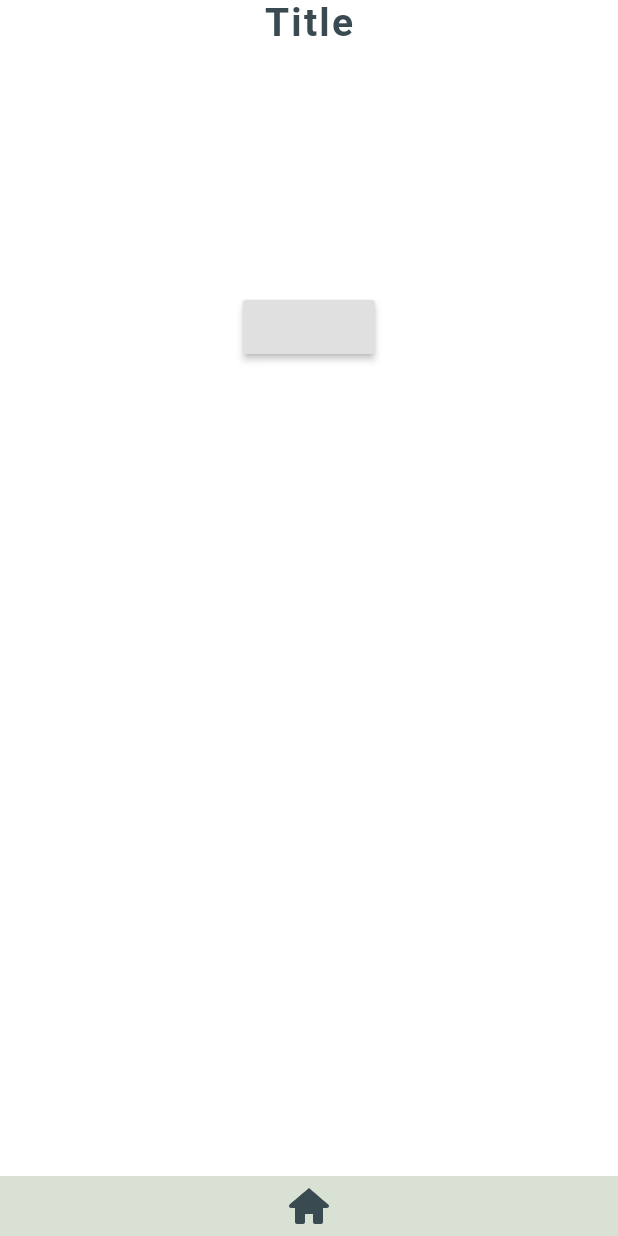
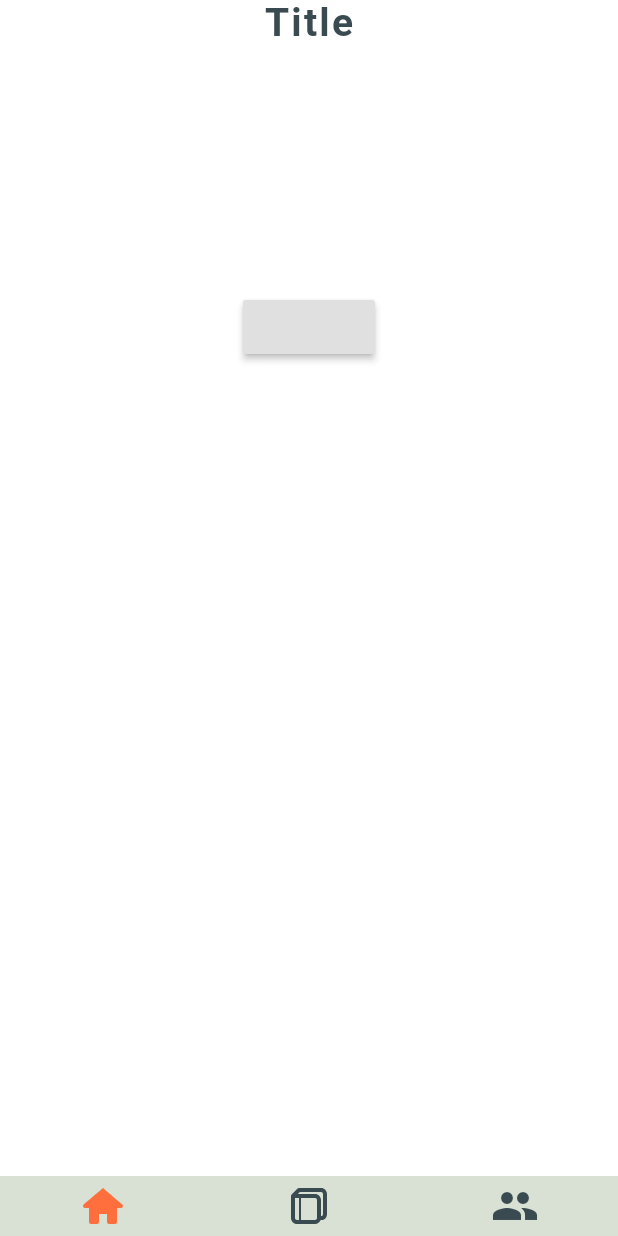
Before and after one commit to awside/flutter_swamp_fox1, a Flutter app: the screen it shows after launch, on a phone screen of 412 x 824 dp. Run offline on Flutter 3.47's test engine with Material 2 defaults, Android fonts, the phone set to English and light mode, and no system bars; our stand-ins replace cloud_firestore, firebase_auth, firebase_storage, shared_preferences, typicons_flutter, yaml; accounts and stored records are empty.

Commit message:
deck updated to bloc

```diff
--- a/lib/bloc/bloc.dart
+++ b/lib/bloc/bloc.dart
@@ -9,7 +9,5 @@ class Bloc<T> {
 
   sink() => _sink.add(eventStateObj);
 
-  close() {
-    _streamController.close();
-  }
+  close() => _streamController.close();
 }
--- a/lib/widgets/deck/nav_bar.dart
+++ b/lib/widgets/deck/nav_bar.dart
@@ -6,10 +6,33 @@ import 'package:typicons_flutter/typicons.dart';
 
 class NavBarData {
   Color backgroundColor = Color.fromRGBO(216, 225, 211, 1);
+  List<Widget> buttons = [];
 }
 
 class NavBarBloc extends Bloc<NavBarData> {
   var eventStateObj = NavBarData();
+  List<IconData> icons = [Typicons.home, Typicons.book, Icons.people];
+
+  NavBarBloc() {
+    buildButtons();
+  }
+
+  buildButtons({int selectedIndex = 0}) {
+    eventStateObj.buttons.clear();
+    for (var i = 0; i < icons.length; i++) {
+      eventStateObj.buttons.add(NavBarButton(
+        index: i,
+        selected: i == selectedIndex,
+        iconData: icons[i],
+        callback: handleButton,
+      ));
+    }
+  }
+
+  handleButton(int index) {
+    buildButtons(selectedIndex: index);
+    sink();
+  }
 }
 
 class NavBar extends StatelessWidget {
@@ -31,14 +54,7 @@ class NavBar extends StatelessWidget {
                     Container(
                       height: 40,
                       child: Row(
-                        children: <Widget>[
-                          ButtonBarButton(
-                            index: 0,
-                            selectedIndex: 1,
-                            iconData: Typicons.home,
-                            callback: () => null,
-                          )
-                        ],
+                        children: snapshot.data.buttons,
                       ),
                     ),
                     Container(height: ScreenSize.instance.paddingBottom)
@@ -51,29 +67,24 @@ class NavBar extends StatelessWidget {
   }
 }
 
-// iconData: Typicons.home
-// iconData: Typicons.book
-// iconData: Icons.people
-
-class ButtonBarButton extends StatelessWidget {
+class NavBarButton extends StatelessWidget {
   final Color iconColor = const Color.fromRGBO(58, 74, 81, 1);
   final Color iconColorSelected = const Color.fromRGBO(255, 111, 61, 1);
   final int index;
-  final int selectedIndex;
+  final bool selected;
   final IconData iconData;
-  final Function callback;
+  final Function(int) callback;
 
-  const ButtonBarButton({
-    Key key,
+  NavBarButton({
     @required this.index,
-    @required this.selectedIndex,
+    @required this.selected,
     this.iconData,
     this.callback,
-  }) : super(key: key);
+  });
 
   handleButton() {
     HapticFeedback.lightImpact();
-    callback?.call();
+    callback?.call(index);
   }
 
   @override
@@ -87,7 +98,7 @@ class ButtonBarButton extends StatelessWidget {
             child: Icon(
               iconData ?? Typicons.beer,
               size: 32,
-              color: index == selectedIndex ? iconColorSelected : iconColor,
+              color: selected ? iconColorSelected : iconColor,
             ),
           ),
         ),
```
